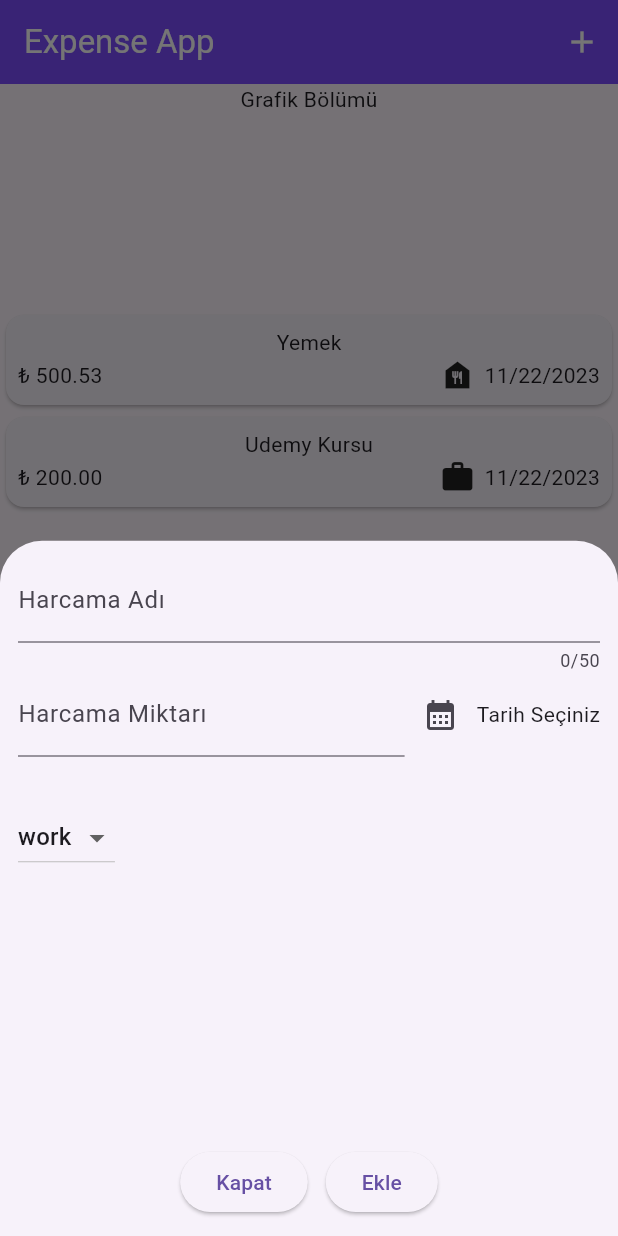
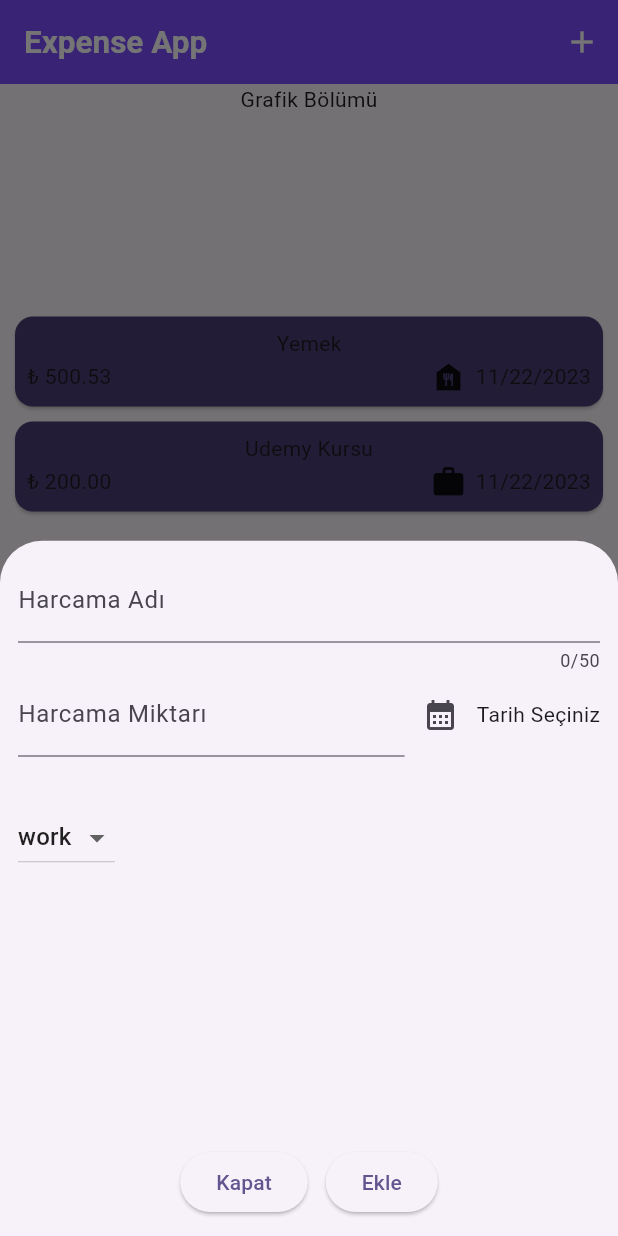
Before and after one commit to cagribozdemir/MobileApp, a Flutter app: the screen it shows after launch, after a tap on the "add" icon, on a phone screen of 412 x 824 dp. Run offline on Flutter 3.47's test engine with Material 2 defaults, Android fonts, the phone set to English and light mode, and no system bars.

Commit message:
Workshop-9

```diff
--- a/expenseapp/lib/main.dart
+++ b/expenseapp/lib/main.dart
@@ -1,10 +1,29 @@
 import 'package:expenseapp/pages/main_page.dart';
 import 'package:flutter/material.dart';
+
+ColorScheme colorScheme1 =
+    ColorScheme.fromSeed(seedColor: Colors.deepPurpleAccent);
 
 void main() {
   runApp(
     MaterialApp(
-      theme: ThemeData(useMaterial3: true),
+      theme: ThemeData(
+        useMaterial3: true,
+        colorScheme: colorScheme1,
+        appBarTheme: AppBarTheme(
+          backgroundColor: colorScheme1.onPrimaryContainer,
+          foregroundColor: colorScheme1.primaryContainer,
+        ),
+        cardTheme: CardTheme(
+          color: colorScheme1.onPrimaryContainer,
+          margin: const EdgeInsets.symmetric(horizontal: 10, vertical: 5),
+        ),
+        textTheme: ThemeData().textTheme.copyWith(
+              titleLarge:
+                  const TextStyle(fontWeight: FontWeight.bold, fontSize: 21),
+              bodyMedium: const TextStyle(),
+            ),
+      ),
       home: const MainPage(),
     ),
   );
--- a/expenseapp/lib/pages/expenses_page.dart
+++ b/expenseapp/lib/pages/expenses_page.dart
@@ -3,25 +3,17 @@ import 'package:expenseapp/widgets/expense_item.dart';
 import 'package:flutter/material.dart';
 
 class ExpensesPage extends StatefulWidget {
-  const ExpensesPage({Key? key}) : super(key: key);
-
+  const ExpensesPage(this.expenses, this.onRemove, {Key? key})
+      : super(key: key);
+  final List<Expense> expenses;
+  final void Function(Expense expense) onRemove;
   @override
   _ExpensesPageState createState() => _ExpensesPageState();
 }
 
 class _ExpensesPageState extends State<ExpensesPage> {
-  List<Expense> expenses = [
-    Expense(
-        name: "Yemek",
-        price: 500.529,
-        date: DateTime.now(),
-        category: Category.food),
-    Expense(
-        name: "Udemy Kursu",
-        price: 200,
-        date: DateTime.now(),
-        category: Category.work),
-  ];
+  int? _lastRemovedIndex;
+  late Expense _lastRemovedExpense;
 
   @override
   Widget build(BuildContext context) {
@@ -35,10 +27,35 @@ class _ExpensesPageState extends State<ExpensesPage> {
           ),
           Expanded(
             child: ListView.builder(
-                itemCount: expenses.length,
-                itemBuilder: (context, index) {
-                  return ExpenseItem(expenses[index]);
-                }),
+              itemCount: widget.expenses.length,
+              itemBuilder: (context, index) {
+                return Dismissible(
+                  key: ValueKey(widget.expenses[index]),
+                  child: ExpenseItem(widget.expenses[index]),
+                  onDismissed: (direction) {
+                    _lastRemovedIndex = index;
+                    _lastRemovedExpense = widget.expenses[index];
+                    widget.onRemove(widget.expenses[index]);
+                    ScaffoldMessenger.of(context).showSnackBar(
+                      SnackBar(
+                        content: const Text("Expense removed"),
+                        action: SnackBarAction(
+                          label: "Undo",
+                          onPressed: () {
+                            setState(() {
+                              widget.expenses.insert(
+                                _lastRemovedIndex!,
+                                _lastRemovedExpense,
+                              );
+                            });
+                          },
+                        ),
+                      ),
+                    );
+                  },
+                );
+              },
+            ),
           ),
           const SizedBox(
             height: 150,
--- a/expenseapp/lib/pages/main_page.dart
+++ b/expenseapp/lib/pages/main_page.dart
@@ -1,3 +1,4 @@
+import 'package:expenseapp/models/expense.dart';
 import 'package:expenseapp/pages/expenses_page.dart';
 import 'package:expenseapp/widgets/new_expense.dart';
 import 'package:flutter/material.dart';
@@ -10,6 +11,31 @@ class MainPage extends StatefulWidget {
 }
 
 class _MainPageState extends State<MainPage> {
+  List<Expense> expenses = [
+    Expense(
+        name: "Yemek",
+        price: 500.529,
+        date: DateTime.now(),
+        category: Category.food),
+    Expense(
+        name: "Udemy Kursu",
+        price: 200,
+        date: DateTime.now(),
+        category: Category.work),
+  ];
+
+  addExpense(Expense expense) {
+    setState(() {
+      expenses.add(expense);
+    });
+  }
+
+  removeExpense(Expense expense) {
+    setState(() {
+      expenses.remove(expense);
+    });
+  }
+
   @override
   Widget build(BuildContext context) {
     return Scaffold(
@@ -23,13 +49,13 @@ class _MainPageState extends State<MainPage> {
                 showModalBottomSheet(
                     context: context,
                     builder: (ctx) {
-                      return NewExpense();
+                      return NewExpense(addExpense);
                     });
               },
               icon: const Icon(Icons.add))
         ],
       ),
-      body: const ExpensesPage(),
+      body: ExpensesPage(expenses, removeExpense),
     );
   }
 }
--- a/expenseapp/lib/widgets/expense_item.dart
+++ b/expenseapp/lib/widgets/expense_item.dart
@@ -3,8 +3,6 @@ import 'package:flutter/material.dart';
 import 'package:intl/intl.dart';
 
 class ExpenseItem extends StatelessWidget {
-  // unnamed argument => default olarak required'dır
-  // named argument => belirtmek gerekir
   const ExpenseItem(this.expense, {Key? key}) : super(key: key);
   final Expense expense;
 
--- a/expenseapp/lib/widgets/new_expense.dart
+++ b/expenseapp/lib/widgets/new_expense.dart
@@ -2,7 +2,8 @@ import 'package:expenseapp/models/expense.dart';
 import 'package:flutter/material.dart';
 
 class NewExpense extends StatefulWidget {
-  const NewExpense({Key? key}) : super(key: key);
+  const NewExpense(this.onAdd, {Key? key}) : super(key: key);
+  final void Function(Expense expense) onAdd;
 
   @override
   _NewExpenseState createState() => _NewExpenseState();
@@ -28,14 +29,6 @@ class _NewExpenseState extends State<NewExpense> {
         _isDateSelected = true;
       });
     }
-  }
-
-  void _addExpense() {
-    Expense expense = Expense(
-        name: _expenseNameController.text,
-        price: double.parse(_expensePriceController.text),
-        date: _selectedDate,
-        category: _selectedCategory);
   }
 
   @override
@@ -101,7 +94,16 @@ class _NewExpenseState extends State<NewExpense> {
                   width: 12,
                 ),
                 ElevatedButton(
-                    onPressed: () => _addExpense(), child: const Text("Ekle")),
+                    onPressed: () {
+                      Expense expense = Expense(
+                          name: _expenseNameController.text,
+                          price: double.tryParse(_expensePriceController.text)!,
+                          date: _selectedDate!,
+                          category: _selectedCategory);
+                      widget.onAdd(expense);
+                      Navigator.pop(context);
+                    },
+                    child: const Text("Ekle")),
               ],
             ),
           ],
```
